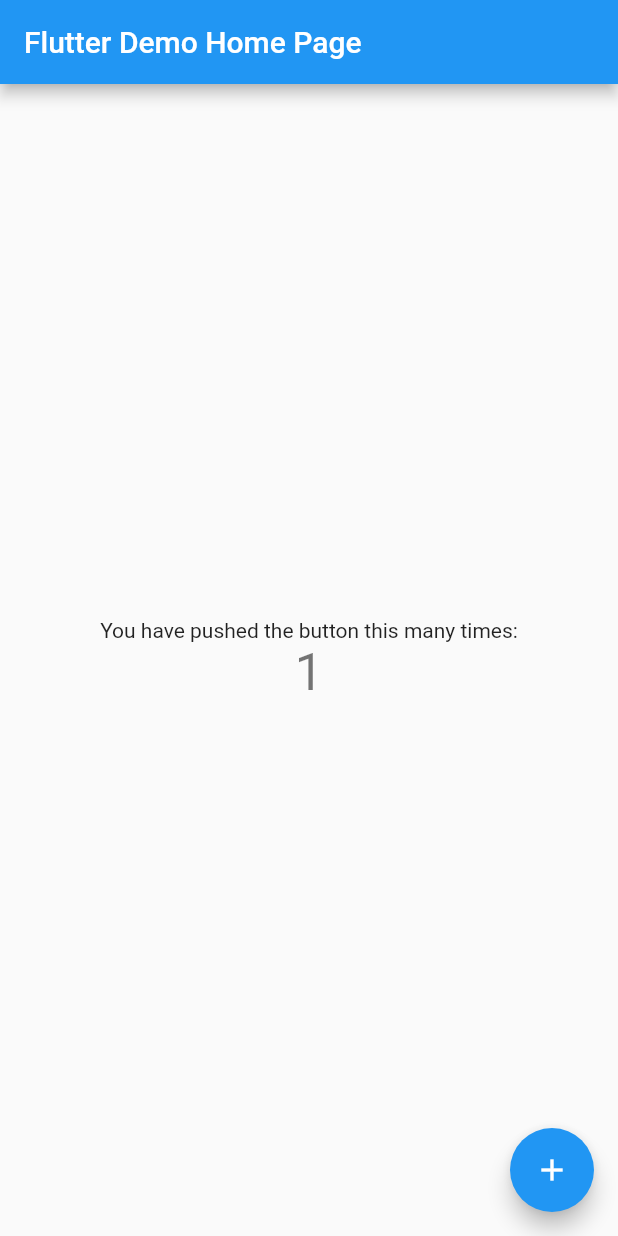
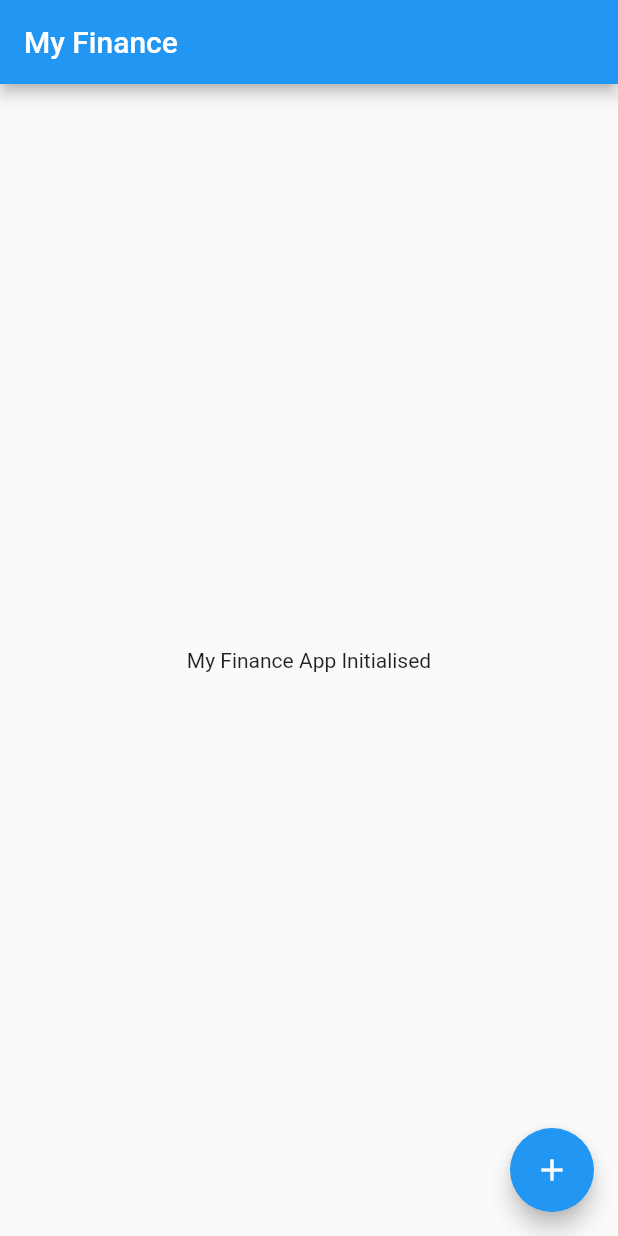
Before and after one commit to amit-hassan/my_finance, a Flutter app: the MyHomePage screen opened directly, after a tap on the "add" icon, on a phone screen of 412 x 824 dp. Run offline on Flutter 3.47's test engine with Material 2 defaults, Android fonts, the phone set to English and light mode, and no system bars.

Commit message:
My Finance app created

```diff
--- a/lib/main.dart
+++ b/lib/main.dart
@@ -14,7 +14,7 @@ class MyApp extends StatelessWidget {
         primarySwatch: Colors.blue,
         visualDensity: VisualDensity.adaptivePlatformDensity,
       ),
-      home: MyHomePage(title: 'Flutter Demo Home Page'),
+      home: MyHomePage(title: 'My Finance'),
     );
   }
 }
@@ -29,13 +29,6 @@ class MyHomePage extends StatefulWidget {
 }
 
 class _MyHomePageState extends State<MyHomePage> {
-  int _counter = 0;
-
-  void _incrementCounter() {
-    setState(() {
-      _counter++;
-    });
-  }
 
   @override
   Widget build(BuildContext context) {
@@ -48,17 +41,13 @@ class _MyHomePageState extends State<MyHomePage> {
           mainAxisAlignment: MainAxisAlignment.center,
           children: <Widget>[
             Text(
-              'You have pushed the button this many times:',
-            ),
-            Text(
-              '$_counter',
-              style: Theme.of(context).textTheme.headline4,
+              'My Finance App Initialised',
             ),
           ],
         ),
       ),
       floatingActionButton: FloatingActionButton(
-        onPressed: _incrementCounter,
+        onPressed: () {},
         tooltip: 'Increment',
         child: Icon(Icons.add),
       ), // This trailing comma makes auto-formatting nicer for build methods.
```
